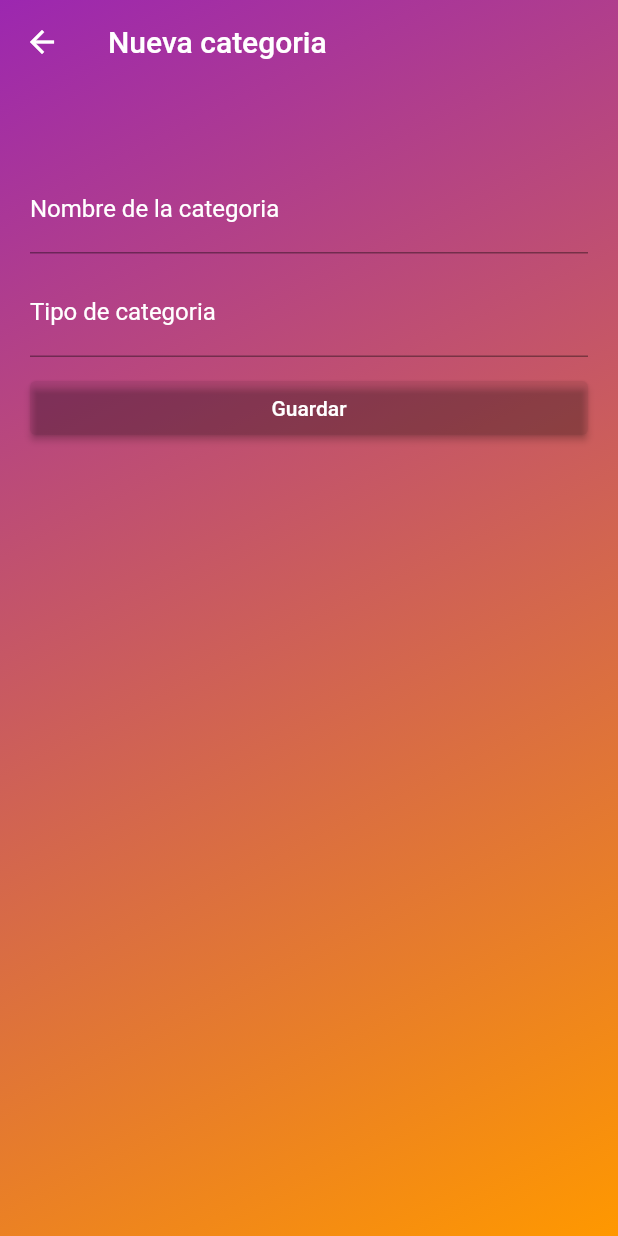
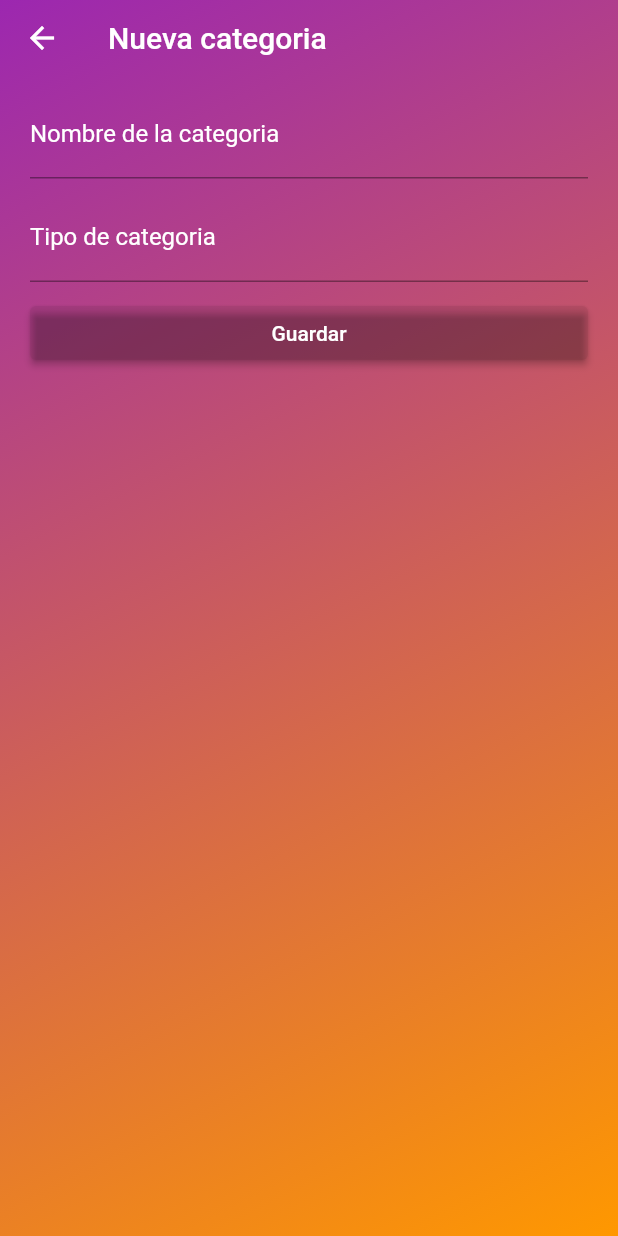
Before and after one commit to Coihue555/fl_control_gastos, a Flutter app: the CategoriasFichaScreen screen opened by its route, on a phone screen of 412 x 824 dp. Run offline on Flutter 3.47's test engine with Material 2 defaults, Android fonts, the light colour scheme and no system bars; our stand-ins replace animate_do, bloc, flutter_bloc, sqflite; accounts and stored records are empty.

Commit message:
corregida la altura del appbar

```diff
--- a/lib/widgets/customAppBar.dart
+++ b/lib/widgets/customAppBar.dart
@@ -3,7 +3,7 @@ import 'package:flutter/material.dart';
 class AppBarPropio extends StatelessWidget implements PreferredSizeWidget{
 
   @override
-  Size get preferredSize => const Size.fromHeight(100);
+  Size get preferredSize => const Size.fromHeight(50);
   final String title;
 
   const AppBarPropio({
```
